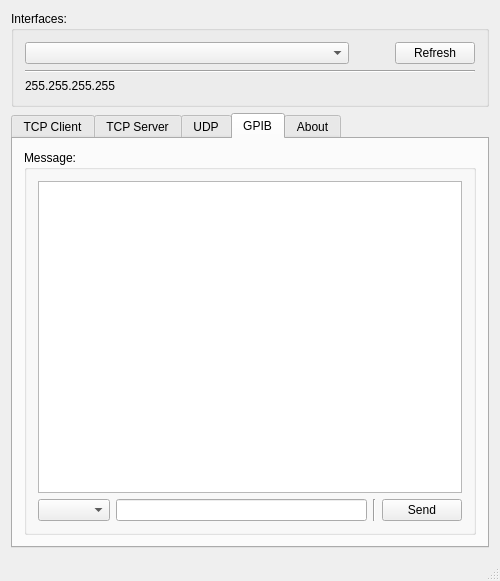
Before: the Qt Designer form mainwindow.ui in rookiepeng/comm-test, drawn with Qt 5.
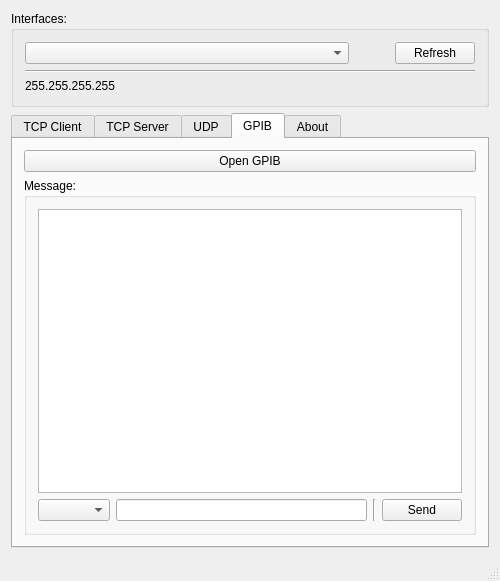
After: the same form once the commit is applied. The open tabs and pages were chosen to show the change. Icons and pictures are not drawn.

```diff
--- a/mainwindow.ui
+++ b/mainwindow.ui
@@ -628,6 +628,13 @@
         <string>GPIB</string>
        </attribute>
        <layout class="QVBoxLayout" name="verticalLayout_15">
+        <item>
+         <widget class="QPushButton" name="button_gpib">
+          <property name="text">
+           <string>Open GPIB</string>
+          </property>
+         </widget>
+        </item>
         <item>
          <widget class="QGroupBox" name="groupBox_9">
           <property name="title">
```
